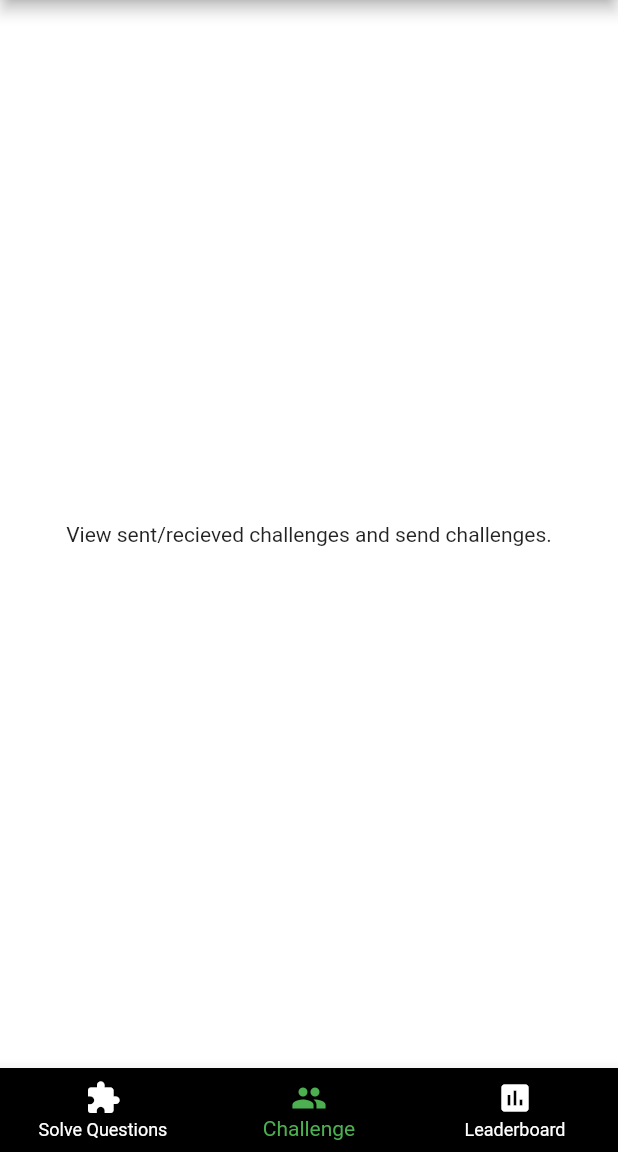
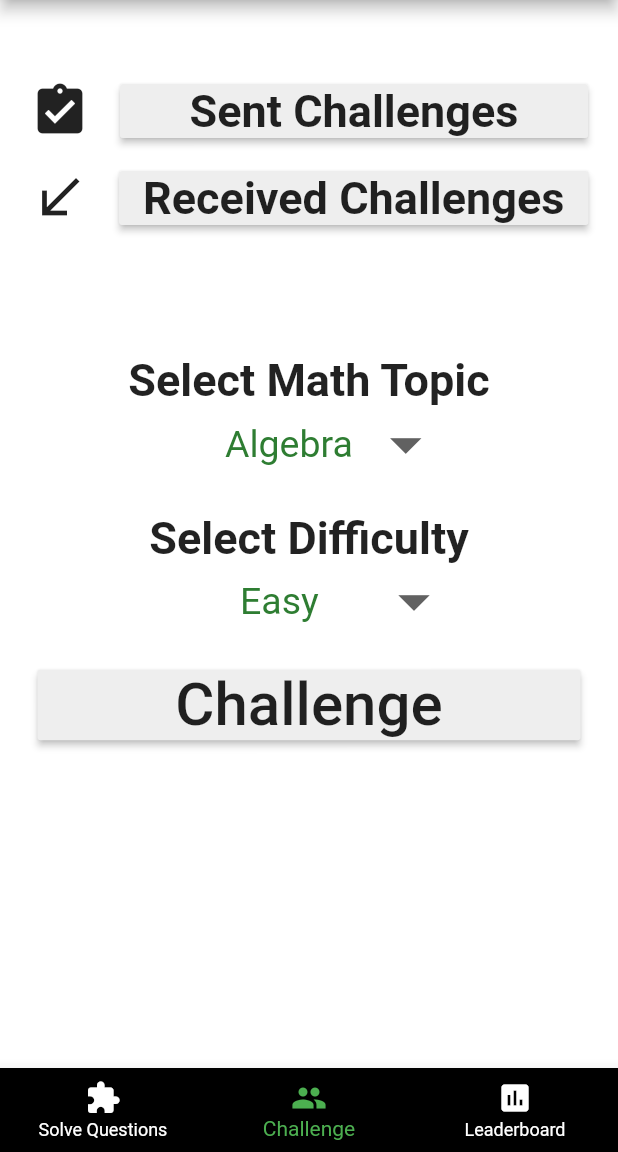
Before and after one commit to anushadatta/PizzaRush, a Flutter app: the Home screen opened directly, item 2 of the bottom bar chosen, on a phone screen of 412 x 824 dp, the part 84-1236 px from its top. Run offline on Flutter 3.47's test engine with Material 2 defaults, Android fonts, the phone set to English and light mode, and no system bars; our stand-ins replace cloud_firestore, connectivity, firebase_auth, flushbar, google_sign_in, syncfusion_flutter_charts; missing offline and left inert: syncfusion_flutter_core; accounts and stored records are empty.

Commit message:
Add files via upload

```diff
--- a/lib/screens/challenge.dart
+++ b/lib/screens/challenge.dart
@@ -1,4 +1,8 @@
+import 'package:PizzaRush/screens/received_challenges.dart';
+import 'package:flutter/cupertino.dart';
 import 'package:flutter/material.dart';
+import 'package:PizzaRush/screens/challenge_friend.dart';
+import 'package:PizzaRush/screens/sent_challenges.dart';
 
 class Challenge extends StatefulWidget {
   @override
@@ -6,12 +10,164 @@ class Challenge extends StatefulWidget {
 }
 
 class _ChallengeState extends State<Challenge> {
+  String dropdownValue1 = 'Algebra';
+  String dropdownValue2 = 'Easy';
+  String _value;
+
+
   @override
   Widget build(BuildContext context) {
-    return Center(
-      child: Container(
-        child: Text('View sent/recieved challenges and send challenges.'),
-      ),
-    );
-  }
-}
+
+    return Column(
+        crossAxisAlignment: CrossAxisAlignment.start,
+        mainAxisSize: MainAxisSize.min,
+        children: <Widget>[
+          SizedBox(height: 50),
+          Row(
+              mainAxisAlignment: MainAxisAlignment.spaceEvenly,
+              children: <Widget>[
+                SizedBox(width: 20),
+                Icon(Icons.assignment_turned_in, size: 40,),
+                SizedBox(width: 20),
+                Expanded(child: RaisedButton(
+                  color: Colors.grey[200],
+                  onPressed: (){
+                    Navigator.push(context, CupertinoPageRoute(builder: (context) => SentChallenge()));
+                  },
+                  child: Text(""
+                      "Sent Challenges",style: TextStyle(fontSize: 30,fontWeight: FontWeight.bold)),
+                ),
+
+                ), SizedBox(width: 20),]),
+          SizedBox(height: 10),
+          Row(
+              mainAxisAlignment: MainAxisAlignment.spaceEvenly,
+              children: <Widget>[
+                Icon(Icons.call_received,size: 40 ,),
+                RaisedButton(
+                  color: Colors.grey[200],
+                  onPressed: (){
+                    Navigator.push(context, CupertinoPageRoute(builder: (context) => ReceivedChallenge()));
+                  },
+                  child: Text(""
+                      "Received Challenges",style: TextStyle(fontSize: 30,fontWeight: FontWeight.bold)),
+                )
+              ]),
+          SizedBox(height: 80),
+          Row(
+            mainAxisAlignment: MainAxisAlignment.spaceEvenly,
+            children: <Widget>[
+
+              Text('Select Math Topic',textAlign: TextAlign.center,style: TextStyle(fontSize: 30,fontWeight: FontWeight.bold)),
+
+
+            ],
+          ),
+
+
+
+          Row(
+            //mainAxisAlignment: MainAxisAlignment.spaceEvenly ,
+              children: <Widget>[
+                SizedBox(width: 150,),
+                DropdownButton<String>(
+                  value: dropdownValue1,
+                  icon: Icon(Icons.arrow_drop_down,size: 50),
+                  iconSize: 30,
+                  elevation: 26,
+                  style: TextStyle(
+                    color: Colors.green[800],fontSize: 25,
+                  ),
+                  underline: Container(
+                    height: 4,
+                    width: 12,
+
+                  ),
+                  onChanged: (String newValue) {
+                    setState(() {
+                      dropdownValue1 = newValue;
+                    });
+                  },
+                  items: <String>['Algebra', 'Calculus']
+                      .map<DropdownMenuItem<String>>((String value) {
+                    return DropdownMenuItem<String>(
+                      value: value,
+                      child: Text(value),
+                    );
+                  })
+                      .toList(),
+                ),]),
+
+
+
+
+
+          SizedBox(height: 20),
+          Row(
+            mainAxisAlignment: MainAxisAlignment.spaceEvenly,
+            children: <Widget>[
+
+              Text('Select Difficulty',textAlign: TextAlign.center,style: TextStyle(fontSize: 30,fontWeight: FontWeight.bold)),
+
+
+            ],
+          ),
+
+
+
+          Row(
+            //mainAxisAlignment: MainAxisAlignment.spaceEvenly ,
+              children: <Widget>[
+                SizedBox(width: 160,),
+                DropdownButton<String>(
+                  value: dropdownValue2,
+                  icon: Icon(Icons.arrow_drop_down,size: 50),
+                  iconSize: 30,
+                  elevation: 26,
+                  style: TextStyle(
+                    color: Colors.green[800],fontSize: 25,
+                  ),
+                  underline: Container(
+                    height: 4,
+                    width: 12,
+
+                  ),
+                  onChanged: (String newValue) {
+                    setState(() {
+                      dropdownValue2 = newValue;
+                    });
+                  },
+                  items: <String>['Easy', 'Medium', 'Hard']
+                      .map<DropdownMenuItem<String>>((String value) {
+                    return DropdownMenuItem<String>(
+                      value: value,
+                      child: Text(value),
+                    );
+                  })
+                      .toList(),
+                ),]),
+
+
+
+
+
+          SizedBox(height: 20),
+          Row(
+              mainAxisAlignment: MainAxisAlignment.spaceAround,
+              children: <Widget>[
+                SizedBox(width: 25,),
+                Expanded(child:
+                RaisedButton(
+                  color: Colors.grey[200],
+                  onPressed: (){
+                    Navigator.push(context, CupertinoPageRoute(builder: (context) => ChallengeFriend()));
+                  },
+
+                  child: Text(
+                      "Challenge",style: TextStyle(fontSize: 40)),
+                )),
+                SizedBox(width: 25,),
+              ]),
+
+
+        ]);}}
```
Also changed, not shown: lib/screens/challenge_friend.dart (added, +108 -0 lines), lib/screens/received_challenges.dart (added, +216 -0 lines), lib/screens/sent_challenges.dart (added, +238 -0 lines).
